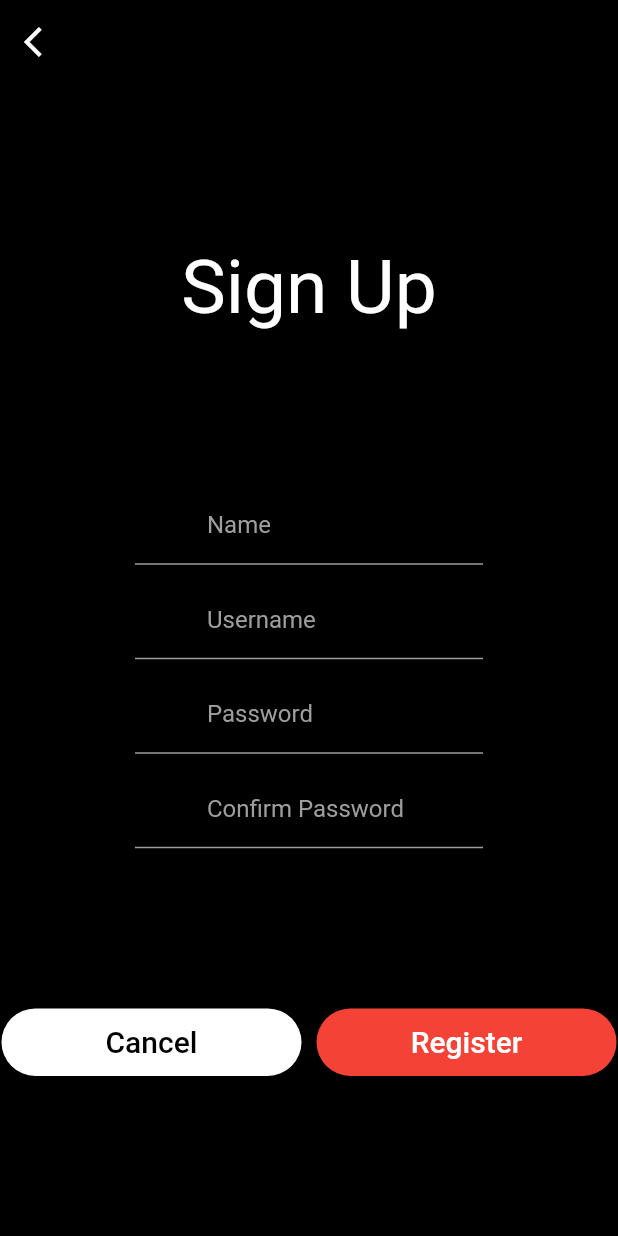
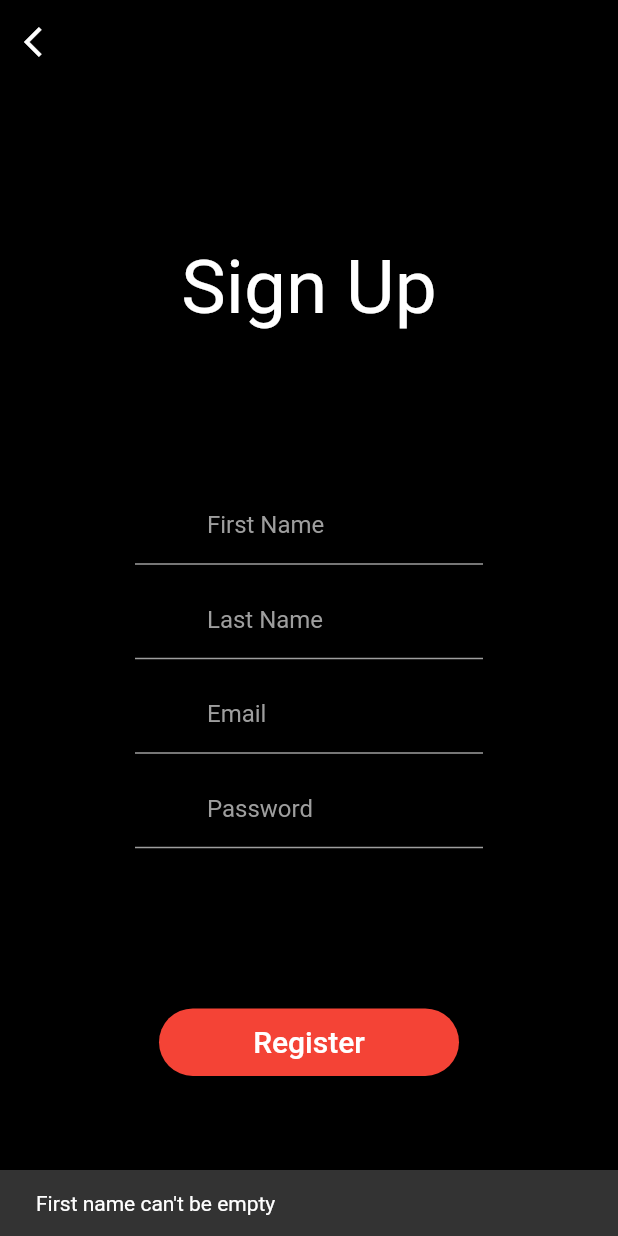
Before and after one commit to nisarg-solutelabs/food_delivery_app, a Flutter app: the SignupPage screen opened directly, after a tap on "Register", on a phone screen of 412 x 824 dp. Run offline on Flutter 3.47's test engine with Material 2 defaults, Android fonts, the phone set to English and light mode, and no system bars; our stand-ins replace firebase_core; accounts and stored records are empty.

Commit message:
UI changes

```diff
--- a/lib/main.dart
+++ b/lib/main.dart
@@ -1,7 +1,10 @@
+import 'package:firebase_core/firebase_core.dart';
 import 'package:flutter/material.dart';
 import 'package:food_delivery_app/screen/welcome_page.dart';
 
-void main() {
+void main() async {
+  WidgetsFlutterBinding.ensureInitialized();
+  await Firebase.initializeApp();
   runApp(MyApp());
 }
 
--- a/lib/screen/signup_page.dart
+++ b/lib/screen/signup_page.dart
@@ -2,10 +2,49 @@ import 'package:flutter/material.dart';
 import 'package:food_delivery_app/widgets/custom_button.dart';
 import 'package:food_delivery_app/widgets/custom_text_field.dart';
 
-class SignupPage extends StatelessWidget {
+class SignupPage extends StatefulWidget {
+  static Pattern pattern =
+      r'^(([^<>()[\]\\.,;:\s@\"]+(\.[^<>()[\]\\.,;:\s@\"]+)*)|(\".+\"))@((\[[0-9]{1,3}\.[0-9]{1,3}\.[0-9]{1,3}\.[0-9]{1,3}\])|(([a-zA-Z\-0-9]+\.)+[a-zA-Z]{2,}))$';
+  @override
+  _SignupPageState createState() => _SignupPageState();
+}
+
+class _SignupPageState extends State<SignupPage> {
+  RegExp regExp = RegExp(SignupPage.pattern);
+  final TextEditingController fnameController = TextEditingController();
+  final TextEditingController lNameController = TextEditingController();
+  final TextEditingController emailController = TextEditingController();
+  final TextEditingController passwordController = TextEditingController();
+
+  GlobalKey<ScaffoldState> globalKey = GlobalKey<ScaffoldState>();
+
+  void validate() {
+    if (fnameController.text.trim().isEmpty ||
+        fnameController.text.trim() == null) {
+      globalKey.currentState
+          .showSnackBar(SnackBar(content: Text('First name can\'t be empty')));
+    } else if (lNameController.text.trim().isEmpty ||
+        lNameController.text.trim() == null) {
+      globalKey.currentState
+          .showSnackBar(SnackBar(content: Text('Last Name can\'t be empty')));
+    } else if (emailController.text.trim().isEmpty ||
+        emailController.text.trim() == null) {
+      globalKey.currentState
+          .showSnackBar(SnackBar(content: Text('Email can\'t be empty')));
+    } else if (!regExp.hasMatch(emailController.text)) {
+      globalKey.currentState
+          .showSnackBar(SnackBar(content: Text('Email is invalid')));
+    } else if (passwordController.text.trim().isEmpty ||
+        passwordController.text.trim() == null) {
+      globalKey.currentState
+          .showSnackBar(SnackBar(content: Text('Password can\'t be empty')));
+    }
+  }
+
   @override
   Widget build(BuildContext context) {
     return Scaffold(
+      key: globalKey,
       backgroundColor: Colors.black,
       appBar: AppBar(
         leading: FlatButton(
@@ -33,25 +72,33 @@ class SignupPage extends StatelessWidget {
           Column(
             children: [
               CustomTextField(
-                text: "Name",
+                text: "First Name",
+                controller: fnameController,
+                obscureText: false,
               ),
               SizedBox(
                 height: 15.0,
               ),
               CustomTextField(
-                text: "Username",
+                text: "Last Name",
+                controller: lNameController,
+                obscureText: false,
+              ),
+              SizedBox(
+                height: 15.0,
+              ),
+              CustomTextField(
+                text: "Email",
+                obscureText: false,
+                controller: emailController,
               ),
               SizedBox(
                 height: 15.0,
               ),
               CustomTextField(
                 text: "Password",
-              ),
-              SizedBox(
-                height: 15.0,
-              ),
-              CustomTextField(
-                text: "Confirm Password",
+                obscureText: true,
+                controller: passwordController,
               ),
             ],
           ),
@@ -59,16 +106,11 @@ class SignupPage extends StatelessWidget {
             mainAxisAlignment: MainAxisAlignment.center,
             children: [
               CustomButton(
-                color: Colors.white,
-                text: "Cancel",
-                textColor: Colors.black,
-              ),
-              SizedBox(
-                width: 10.0,
-              ),
-              CustomButton(
                 color: Colors.red,
                 text: "Register",
+                onPressed: () {
+                  validate();
+                },
                 textColor: Colors.white,
               ),
             ],
--- a/lib/widgets/custom_button.dart
+++ b/lib/widgets/custom_button.dart
@@ -4,8 +4,9 @@ class CustomButton extends StatelessWidget {
   final String text;
   final Color color;
   final Color textColor;
+  final Function onPressed;
 
-  CustomButton({this.color, this.text, this.textColor});
+  CustomButton({this.color, this.text, this.textColor, this.onPressed});
 
   @override
   Widget build(BuildContext context) {
@@ -17,7 +18,7 @@ class CustomButton extends StatelessWidget {
         shape: RoundedRectangleBorder(
           borderRadius: BorderRadius.circular(40.0),
         ),
-        onPressed: () {},
+        onPressed: onPressed,
         child: Text(
           text,
           style: TextStyle(color: textColor, fontSize: 20.0),
--- a/lib/widgets/custom_text_field.dart
+++ b/lib/widgets/custom_text_field.dart
@@ -3,14 +3,18 @@ import 'package:flutter/material.dart';
 class CustomTextField extends StatelessWidget {
   final IconData icon;
   final String text;
+  final bool obscureText;
+  final TextEditingController controller;
 
-  CustomTextField({this.icon, this.text});
+  CustomTextField({this.icon, this.text, this.obscureText, this.controller});
 
   @override
   Widget build(BuildContext context) {
     return Container(
       padding: EdgeInsets.symmetric(horizontal: 90.0),
       child: TextField(
+        controller: controller,
+        obscureText: obscureText,
         style: TextStyle(color: Colors.white),
         decoration: InputDecoration(
           prefixIcon: Icon(
--- a/pubspec.yaml
+++ b/pubspec.yaml
@@ -12,6 +12,10 @@ dependencies:
   flutter:
     sdk: flutter
   cupertino_icons: ^1.0.2
+  cloud_firestore:
+  firebase_auth:
+  firebase_storage:
+  firebase_core:
 
 dev_dependencies:
   flutter_test:
```
Also changed, not shown: lib/screen/login_page.dart (+34 -3 lines), pubspec.lock, 3 other files.
